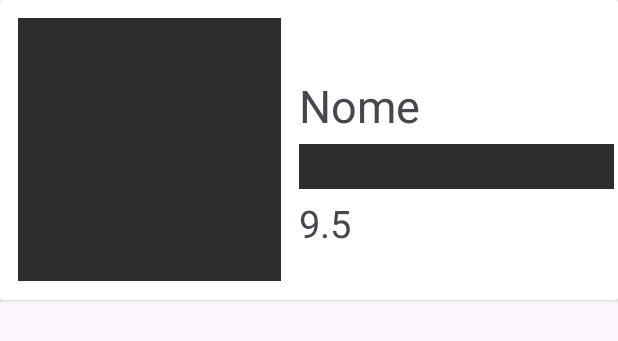
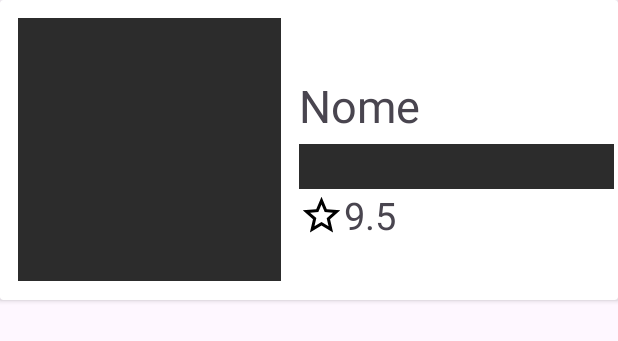
Before and after one commit to tPdru/agenda_App, an Android app: the layout modelo_perfil_servico.xml on its own in the app's theme, with its tools: preview values and no code run, on a phone screen of 412 x 824 dp. Shown: the top 341 px of the screen. Run offline under Robolectric (Android 15) with nearby library versions, the phone set to English and light mode, and no system bars.

Commit message:
modelo perfil de serviços feito

```diff
--- /dev/null
+++ b/app/src/main/res/drawable/baseline_star_outline.xml
@@ -0,0 +1,5 @@
+<vector xmlns:android="http://schemas.android.com/apk/res/android" android:height="24dp" android:tint="#000000" android:viewportHeight="24" android:viewportWidth="24" android:width="24dp">
+
+    <path android:fillColor="@android:color/white" android:pathData="M22,9.24l-7.19,-0.62L12,2 9.19,8.63 2,9.24l5.46,4.73L5.82,21 12,17.27 18.18,21l-1.63,-7.03L22,9.24zM12,15.4l-3.76,2.27 1,-4.28 -3.32,-2.88 4.38,-0.38L12,6.1l1.71,4.04 4.38,0.38 -3.32,2.88 1,4.28L12,15.4z"/>
+
+</vector>
--- a/app/src/main/res/layout/modelo_perfil_servico.xml
+++ b/app/src/main/res/layout/modelo_perfil_servico.xml
@@ -2,40 +2,55 @@
 <androidx.cardview.widget.CardView xmlns:android="http://schemas.android.com/apk/res/android"
     android:layout_width="match_parent"
     android:layout_height="200dp">
-    <LinearLayout android:orientation="horizontal"
+
+    <LinearLayout
         android:layout_width="match_parent"
-        android:layout_height="match_parent">
+        android:layout_height="match_parent"
+        android:orientation="horizontal">
 
         <ImageView
             android:layout_width="175dp"
             android:layout_height="175dp"
-            android:src="#2c2c2c"
-            android:layout_margin="12dp"/>
+            android:layout_margin="12dp"
+            android:src="#2c2c2c" />
 
-        <LinearLayout android:orientation="vertical"
+        <LinearLayout
             android:layout_width="match_parent"
-            android:layout_height="match_parent">
+            android:layout_height="match_parent"
+            android:orientation="vertical">
+
             <TextView
                 android:layout_width="match_parent"
+                android:layout_height="wrap_content"
+                android:layout_marginTop="50dp"
                 android:text="Nome"
-                android:layout_marginTop="50dp"
-                android:textSize="30dp"
-                android:layout_height="wrap_content"/>
-
+                android:textSize="30dp" />
 
 
             <ImageView
                 android:layout_width="210dp"
                 android:layout_height="30dp"
                 android:layout_marginTop="5dp"
-                android:src="#2c2c2c"/>
+                android:src="#2c2c2c" />
 
-            <TextView
+
+            <LinearLayout
                 android:layout_width="match_parent"
-                android:layout_marginTop="5dp"
-                android:text="9.5"
-                android:textSize="25sp"
-                android:layout_height="30dp"/>
+                android:layout_height="match_parent"
+                android:orientation="horizontal">
+
+                <ImageView
+                    android:layout_width="30dp"
+                    android:layout_height="35dp"
+                    android:src="@drawable/baseline_star_outline" />
+
+                <TextView
+                    android:layout_width="match_parent"
+                    android:layout_height="30dp"
+                    android:text="9.5"
+                    android:textSize="25sp" />
+
+            </LinearLayout>
 
 
         </LinearLayout>
```
